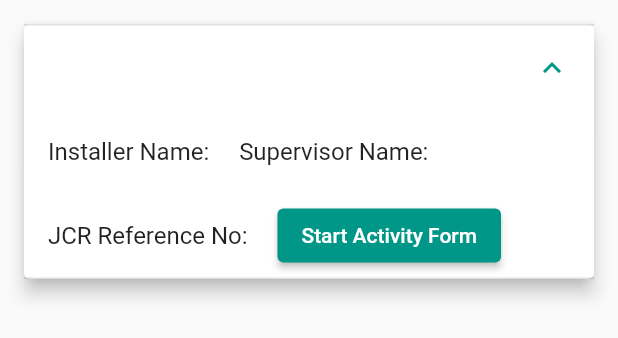
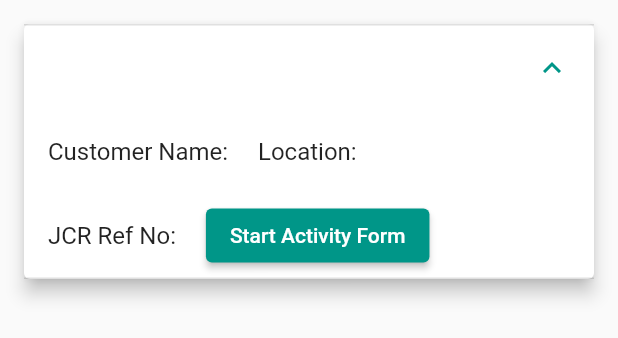
Before and after one commit to hirak214/jcr_app, a Flutter app: the OngoingJobTile widget shown alone on an empty page, opened directly with empty values, after a tap on the "expand more" icon, on a phone screen of 412 x 824 dp. Shown: the top 338 px of the screen. Run offline on Flutter 3.47's test engine with Material 2 defaults, Android fonts, the phone set to English and light mode, and no system bars; our stand-ins replace image_picker.

Commit message:
Update: dash

```diff
--- a/lib/dashboard.dart
+++ b/lib/dashboard.dart
@@ -296,16 +296,16 @@ class _OngoingJobTileState extends State<OngoingJobTile> {
           ListTile(
             title: Row(
               children: [
-                Text('Installer Name: ${widget.customerName}'),
+                Text('Customer Name: ${widget.customerName}'),
                 SizedBox(width: 16),
-                Text('Supervisor Name: ${widget.location}'),
+                Text('Location: ${widget.location}'),
               ],
             ),
           ),
           ListTile(
             title: Row(
               children: [
-                Text('JCR Reference No: ${widget.jcrReference}'),
+                Text('JCR Ref No: ${widget.jcrReference}'),
                 SizedBox(width: 16),
                 ElevatedButton(
                   onPressed: widget.onPressed,
```
